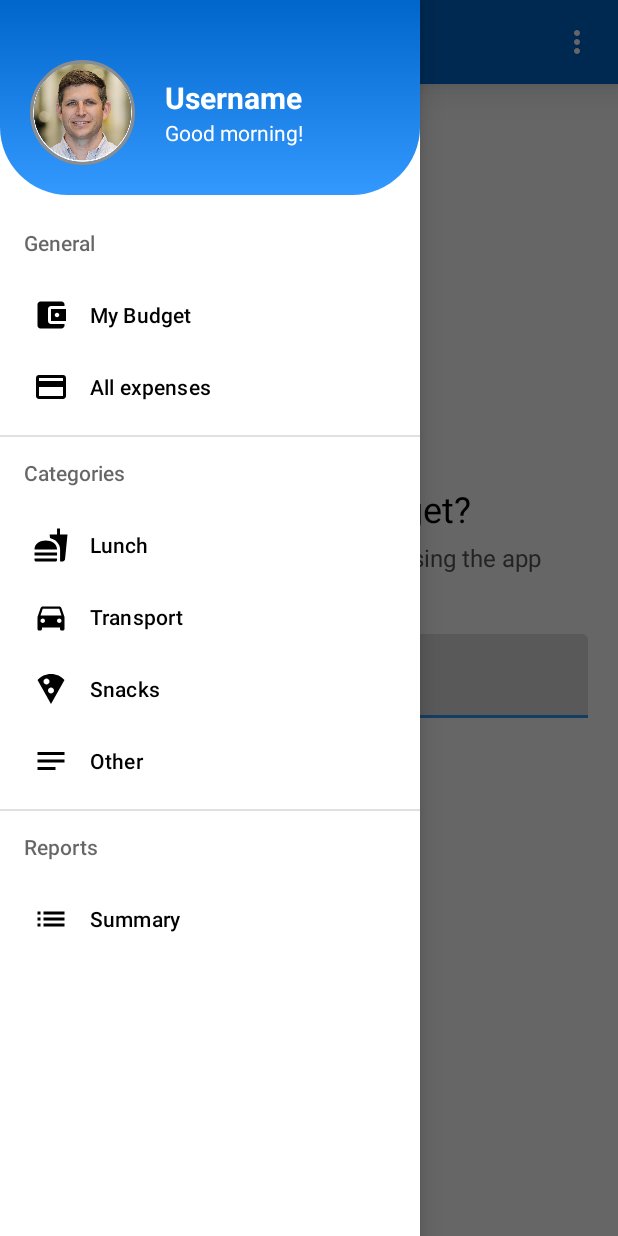
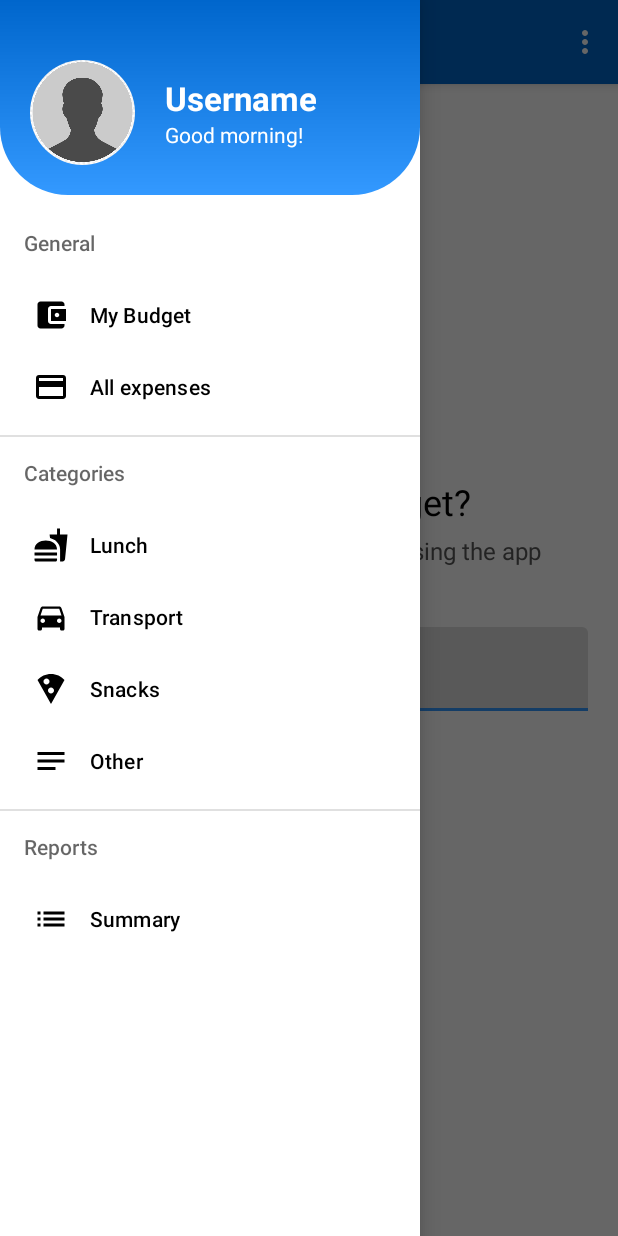
Before and after one commit to BoboWab99/MyBudgeta, an Android app: the screen it shows after launch once a user with an empty profile is signed in (MainActivity), with the side drawer open, on a phone screen of 412 x 824 dp. Run offline under Robolectric (Android 15) with nearby library versions, the phone set to English and light mode, and no system bars; our stand-ins replace CircleImageView, Firebase (no records; nobody signed in at launch, a user with empty details on screens opened directly), navigation-ui.

```diff
--- a/app/src/main/java/com/example/mybudgeta/Helper.kt
+++ b/app/src/main/java/com/example/mybudgeta/Helper.kt
@@ -35,6 +35,8 @@ class Helper {
         const val FRAGMENT_LABEL_TRANSPORT = "Transport"
         const val FRAGMENT_LABEL_SNACKS = "Snacks"
         const val FRAGMENT_LABEL_OTHER = "Other"
+
+        const val USER_ATTR_USERNAME = "username"
 
         const val EXPENSE_ATTR_TITLE = "title"
         const val EXPENSE_ATTR_COST = "cost"
--- a/app/src/main/java/com/example/mybudgeta/MainActivity.kt
+++ b/app/src/main/java/com/example/mybudgeta/MainActivity.kt
@@ -2,23 +2,35 @@ package com.example.mybudgeta
 
 import android.content.Intent
 import android.os.Bundle
-import android.widget.ImageView
+import android.view.Menu
+import android.view.MenuItem
 import android.widget.TextView
 import androidx.appcompat.app.AppCompatActivity
-import androidx.core.view.GravityCompat
+import androidx.appcompat.widget.Toolbar
 import androidx.drawerlayout.widget.DrawerLayout
 import androidx.fragment.app.Fragment
-import androidx.navigation.NavController
 import androidx.navigation.Navigation
-import androidx.navigation.ui.NavigationUI
+import androidx.navigation.findNavController
+import androidx.navigation.ui.AppBarConfiguration
+import androidx.navigation.ui.navigateUp
+import androidx.navigation.ui.setupActionBarWithNavController
+import androidx.navigation.ui.setupWithNavController
 import com.google.android.material.navigation.NavigationView
 
+import androidx.core.content.res.ResourcesCompat
+import androidx.core.view.GravityCompat
+import com.google.firebase.database.Query
+import java.util.*
+
+
 class MainActivity : AppCompatActivity() {
-    val auth = Helper.auth
+    private val auth = Helper.auth
+    private val db = Helper.db
     private lateinit var drawerLayout: DrawerLayout
+    private lateinit var toolbar: Toolbar
     private lateinit var navView: NavigationView
-    private lateinit var navController: NavController
     private lateinit var navHostFragment: Fragment
+    private lateinit var appBarConfiguration: AppBarConfiguration
 
     companion object {
         var navHostFrag: Fragment? = null
@@ -33,86 +45,106 @@ class MainActivity : AppCompatActivity() {
         setContentView(R.layout.activity_main)
 
         drawerLayout = findViewById(R.id.drawer_layout)
+        toolbar = findViewById(R.id.main_toolbar)
         navView = findViewById(R.id.navigation_view)
         navHostFragment = supportFragmentManager.findFragmentById(R.id.nav_host_fragment)!!
         navHostFrag = navHostFragment
 
-        val appMenuIcon: ImageView = findViewById(R.id.app_menu_icon)
-        appMenuIcon.setOnClickListener {
-            drawerLayout.openDrawer(GravityCompat.START)
+        val navItems = setOf(
+            R.id.menu_item_budget,
+            R.id.menu_item_all_expenses,
+            R.id.menu_item_lunch,
+            R.id.menu_item_transport,
+            R.id.menu_item_snacks,
+            R.id.menu_item_other,
+            R.id.menu_item_summary,
+        )
+        appBarConfiguration = AppBarConfiguration(navItems, drawerLayout)
+
+        setSupportActionBar(toolbar)
+        // change menu icon: NOT working properly
+        toolbar.post {
+            val menuIcon = ResourcesCompat.getDrawable(resources, R.drawable.ic_menu_alt, null)
+            toolbar.navigationIcon = menuIcon
         }
 
-        navController = Navigation.findNavController(this, R.id.nav_host_fragment)
-        NavigationUI.setupWithNavController(navView, navController)
-
-        val appTitleTv:TextView = findViewById(R.id.app_title)
-        navController.addOnDestinationChangedListener { controller, destination, arguments ->
-            appTitleTv.text = destination.label
-        }
+        val navController = findNavController(R.id.nav_host_fragment)
+        setupActionBarWithNavController(navController, appBarConfiguration)
+        navView.setupWithNavController(navController)
 
         val currUser = auth.currentUser
-        if(currUser == null) {
+
+        if(currUser != null) {
+            val navDrawerHeader = navView.getHeaderView(0)
+            val usernameTf: TextView = navDrawerHeader.findViewById(R.id.nav_drawer_header_username)
+            val greetingTf: TextView = navDrawerHeader.findViewById(R.id.nav_drawer_header_greeting)
+
+            val query: Query = db.child(Helper.DB_REF_USERS).child(currUser.uid)
+            query.get().addOnSuccessListener { snapshot ->
+                if(!snapshot.exists())
+                    return@addOnSuccessListener
+
+                val username = snapshot.child(Helper.USER_ATTR_USERNAME).value.toString()
+                usernameTf.text = username
+                greetingTf.text = greeting()
+
+            }.addOnFailureListener {
+                Helper.showToast(this, "getUsername:addOnFailureListener")
+            }
+
+        } else {
             Helper.showToast(this, "Login required!")
             val loginInt = Intent(this, LoginActivity::class.java)
             startActivity(loginInt)
         }
-
-        /*supportActionBar?.setDisplayHomeAsUpEnabled(true)*/
-
-        /*supportFragmentManager.beginTransaction()
-            .replace(R.id.frame_layout, MainFragment())
-            .commit()*/
-
-        /*navView.setNavigationItemSelectedListener {
-            it.isChecked = true // highlight selected menu item
-            var fragment: Fragment? = null
-
-            when(it.itemId) {
-                R.id.menu_item_budget -> fragment = BudgetFragment()
-                R.id.menu_item_all_expenses -> showToast("ALL EXPENSES")
-                R.id.menu_item_lunch -> fragment = LunchFragment()
-                R.id.menu_item_transport -> fragment = TransportFragment()
-                R.id.menu_item_snacks -> fragment = SnacksFragment()
-                R.id.menu_item_extra1 -> showToast("EXTRA EXPENSES 1")
-                R.id.menu_item_extra2 -> showToast("EXTRA EXPENSES 2")
-                R.id.menu_item_extra3 -> showToast("EXTRA EXPENSES 3")
-            }
-            if(fragment != null) {
-                replaceFragment(fragment, it.title.toString())
-            }
-            true
-        }*/
     }
 
-    // launch nav drawer when hamburger menu is clicked
-    /*override fun onSupportNavigateUp(): Boolean {
-        drawerLayout.openDrawer(navView)
-        return true
-    }*/
+    override fun onCreateOptionsMenu(menu: Menu?): Boolean {
+        menuInflater.inflate(R.menu.menu_toolbar_options, menu)
+        return super.onCreateOptionsMenu(menu)
+    }
 
-    // close nav drawer when back button is clicked
-    /*override fun onBackPressed() {
-        if(drawerLayout.isDrawerOpen(GravityCompat.START)) {
+    override fun onSupportNavigateUp(): Boolean {
+        val navController = Navigation.findNavController(this, R.id.nav_host_fragment)
+        return navController.navigateUp(appBarConfiguration) || super.onSupportNavigateUp()
+    }
+
+    override fun onBackPressed() {
+        if(drawerLayout.isDrawerOpen(GravityCompat.START))
             drawerLayout.closeDrawer(GravityCompat.START)
-        } else {
+        else
             super.onBackPressed()
-        }
-    }*/
+    }
 
-    /*override fun onOptionsItemSelected(item: MenuItem): Boolean {
-        if(drawerToggle.onOptionsItemSelected(item)) {
-            return true
+    override fun onOptionsItemSelected(item: MenuItem): Boolean {
+        when(item.itemId) {
+            R.id.menu_item_logout -> logout()
         }
         return super.onOptionsItemSelected(item)
-    }*/
+    }
 
-    /*private fun replaceFragment(fragment: Fragment, title: String) {
-        supportFragmentManager.beginTransaction()
-            .replace(R.id.frame_layout, fragment)
-            .commit()
+    private fun logout() {
+        auth.signOut()
+        val loginInt = Intent(this, LoginActivity::class.java)
+        startActivity(loginInt)
+    }
 
-        // set activity title & close drawer
-        drawerLayout.closeDrawers()
-        setTitle(title)
-    }*/
+    fun greeting(): String? {
+        val greeting: String?
+        val calendar: Calendar = Calendar.getInstance()
+        val hourOfDay = calendar.get(Calendar.HOUR_OF_DAY)
+
+        if(hourOfDay in 0..11)
+            greeting = "Good morning!"
+        else if(hourOfDay in 12..16)
+            greeting = "Good afternoon!"
+        else if(hourOfDay in 17..20)
+            greeting = "Good evening!"
+        else if(hourOfDay in 21..23)
+            greeting = "Good night!"
+        else
+            greeting = null
+        return greeting
+    }
+
 }
--- a/app/src/main/res/layout/activity_main.xml
+++ b/app/src/main/res/layout/activity_main.xml
@@ -12,7 +12,24 @@
         android:layout_width="match_parent"
         android:layout_height="match_parent">
 
-        <LinearLayout
+        <com.google.android.material.appbar.AppBarLayout
+            android:id="@+id/app_bar_layout"
+            android:layout_width="match_parent"
+            android:layout_height="wrap_content"
+            app:layout_constraintLeft_toLeftOf="parent"
+            app:layout_constraintRight_toRightOf="parent"
+            app:layout_constraintTop_toTopOf="parent">
+
+            <com.google.android.material.appbar.MaterialToolbar
+                android:id="@+id/main_toolbar"
+                android:layout_width="match_parent"
+                android:layout_height="?attr/actionBarSize"
+                app:titleCentered="true"
+                android:backgroundTint="?attr/colorPrimaryVariant"
+                style="@style/Widget.MaterialComponents.Toolbar.Primary"/>
+        </com.google.android.material.appbar.AppBarLayout>
+
+        <!--<LinearLayout
             android:id="@+id/toolbar"
             android:layout_width="match_parent"
             android:orientation="horizontal"
@@ -54,7 +71,7 @@
                 app:tint="@color/white"
                 android:contentDescription="Menu icon" />
 
-        </LinearLayout>
+        </LinearLayout>-->
 
         <fragment
             android:id="@+id/nav_host_fragment"
@@ -62,16 +79,14 @@
             android:layout_width="match_parent"
             android:layout_height="0dp"
             app:defaultNavHost="true"
-            android:layout_marginTop="10dp"
             app:navGraph="@navigation/page_navigation"
             app:layout_constraintLeft_toLeftOf="parent"
             app:layout_constraintRight_toRightOf="parent"
-            app:layout_constraintTop_toBottomOf="@id/toolbar"
+            app:layout_constraintTop_toBottomOf="@id/app_bar_layout"
             app:layout_constraintBottom_toBottomOf="parent"/>
 
     </androidx.constraintlayout.widget.ConstraintLayout>
 
-    <!-- Navigation view -->
     <com.google.android.material.navigation.NavigationView
         android:id="@+id/navigation_view"
         android:layout_width="wrap_content"
--- a/app/src/main/res/layout/nav_drawer_header.xml
+++ b/app/src/main/res/layout/nav_drawer_header.xml
@@ -1,7 +1,5 @@
 <?xml version="1.0" encoding="utf-8"?>
-<LinearLayout
-    xmlns:android="http://schemas.android.com/apk/res/android"
-    xmlns:app="http://schemas.android.com/apk/res-auto"
+<LinearLayout xmlns:android="http://schemas.android.com/apk/res/android"
     android:layout_width="match_parent"
     android:layout_height="wrap_content"
     android:orientation="horizontal"
@@ -13,12 +11,10 @@
     android:paddingBottom="20dp">
 
     <de.hdodenhof.circleimageview.CircleImageView
-        android:id="@+id/user_profile"
+        android:id="@+id/nav_drawer_header_profile_img"
         android:layout_width="70dp"
         android:layout_height="70dp"
-        android:src="@drawable/img_profile"
-        app:civ_border_width="2dp"
-        app:civ_border_color="@color/black_lighter_6"/>
+        android:src="@drawable/profile_placeholder_img" />
 
     <LinearLayout
         android:layout_width="wrap_content"
@@ -27,15 +23,16 @@
         android:layout_marginStart="20dp">
 
         <TextView
-            android:id="@+id/username"
+            android:id="@+id/nav_drawer_header_username"
             android:layout_width="wrap_content"
             android:layout_height="match_parent"
             android:text="Username"
             android:textStyle="bold|normal"
-            android:textSize="20sp"
+            android:textSize="22sp"
             android:textColor="@color/white" />
 
         <TextView
+            android:id="@+id/nav_drawer_header_greeting"
             android:layout_width="wrap_content"
             android:layout_height="wrap_content"
             android:text="Good morning!"
--- a/app/src/main/res/menu/menu_toolbar_options.xml
+++ b/app/src/main/res/menu/menu_toolbar_options.xml
@@ -3,13 +3,11 @@
     xmlns:app="http://schemas.android.com/apk/res-auto">
 
     <item
-        android:id="@+id/menu_item_settings"
-        android:icon="@drawable/ic_settings"
-        android:title="@string/settings"
+        android:id="@+id/menu_item_profile"
+        android:title="@string/my_profile"
         app:showAsAction="never"/>
     <item
         android:id="@+id/menu_item_logout"
-        android:icon="@drawable/ic_toggle_off"
         android:title="@string/logout"
         app:showAsAction="never"/>
 
--- a/app/src/main/res/values/strings.xml
+++ b/app/src/main/res/values/strings.xml
@@ -25,4 +25,5 @@
     <string name="summary">Summary</string>
     <string name="settings">Settings</string>
     <string name="logout">Logout</string>
+    <string name="my_profile">My Profile</string>
 </resources>
```
Also changed, not shown: app/src/main/java/com/example/mybudgeta/ExpenseDetailsActivity.kt (+23 -23 lines), app/src/main/res/drawable/profile_placeholder_img.png (added).
